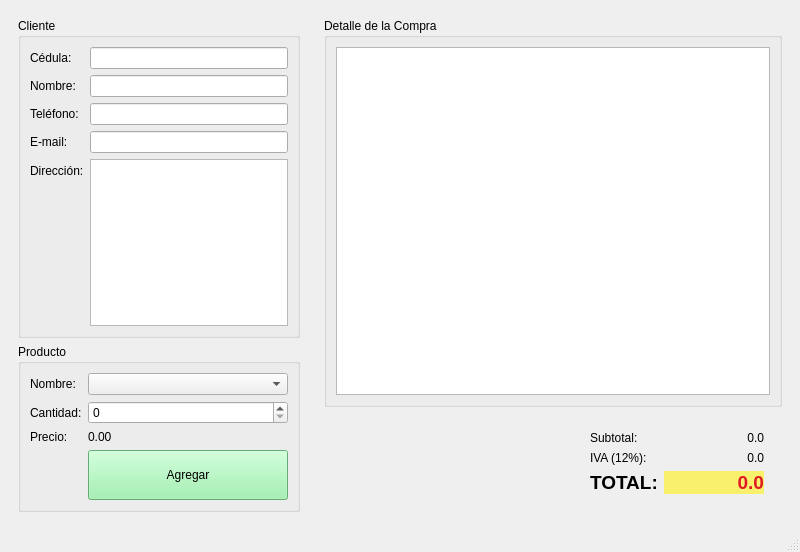
Before: the Qt Designer form tienda.ui in XMoiX22/Qt-Tienda, drawn with Qt 5.
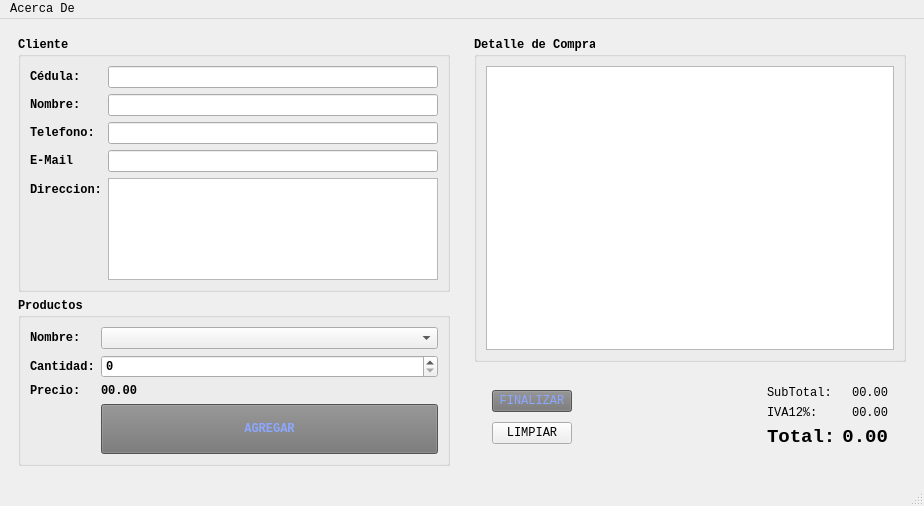
After: the same form once the commit is applied. Icons and pictures are not drawn.

Commit message: Tienda Traducida y correcion grande de errors

The edit to the form file:
```diff
--- a/tienda.ui
+++ b/tienda.ui
@@ -6,85 +6,124 @@
    <rect>
     <x>0</x>
     <y>0</y>
-    <width>800</width>
-    <height>552</height>
+    <width>924</width>
+    <height>506</height>
    </rect>
   </property>
+  <property name="maximumSize">
+   <size>
+    <width>924</width>
+    <height>600</height>
+   </size>
+  </property>
+  <property name="font">
+   <font>
+    <family>Consolas</family>
+   </font>
+  </property>
   <property name="windowTitle">
    <string>Tienda</string>
   </property>
   <widget class="QWidget" name="centralwidget">
-   <layout class="QHBoxLayout" name="horizontalLayout_3">
+   <layout class="QHBoxLayout" name="horizontalLayout">
     <item>
      <widget class="QWidget" name="widget" native="true">
       <property name="minimumSize">
        <size>
-        <width>300</width>
+        <width>450</width>
         <height>0</height>
        </size>
       </property>
       <property name="maximumSize">
        <size>
-        <width>300</width>
+        <width>600</width>
         <height>16777215</height>
        </size>
       </property>
       <layout class="QVBoxLayout" name="verticalLayout">
        <item>
-        <widget class="QGroupBox" name="groupBox">
+        <widget class="QGroupBox" name="groupBox_3">
+         <property name="maximumSize">
+          <size>
+           <width>450</width>
+           <height>450</height>
+          </size>
+         </property>
+         <property name="font">
+          <font>
+           <family>Consolas</family>
+           <bold>true</bold>
+          </font>
+         </property>
          <property name="title">
           <string>Cliente</string>
          </property>
          <layout class="QFormLayout" name="formLayout">
           <item row="0" column="0">
-           <widget class="QLabel" name="label">
+           <widget class="QLabel" name="label_4">
             <property name="text">
              <string>Cédula:</string>
             </property>
            </widget>
           </item>
           <item row="0" column="1">
-           <widget class="QLineEdit" name="inCedula"/>
+           <widget class="QLineEdit" name="inCedula">
+            <property name="inputMask">
+             <string/>
+            </property>
+            <property name="text">
+             <string/>
+            </property>
+            <property name="placeholderText">
+             <string/>
+            </property>
+           </widget>
           </item>
           <item row="2" column="0">
-           <widget class="QLabel" name="label_2">
+           <widget class="QLabel" name="label_5">
             <property name="text">
              <string>Nombre:</string>
             </property>
            </widget>
           </item>
-          <item row="2" column="1">
-           <widget class="QLineEdit" name="inNombre"/>
-          </item>
           <item row="4" column="0">
-           <widget class="QLabel" name="label_3">
+           <widget class="QLabel" name="label_6">
             <property name="text">
-             <string>Teléfono:</string>
+             <string>Telefono:</string>
             </property>
            </widget>
           </item>
-          <item row="4" column="1">
-           <widget class="QLineEdit" name="inTelefono"/>
+          <item row="5" column="0">
+           <widget class="QLabel" name="label_7">
+            <property name="text">
+             <string>E-Mail</string>
+            </property>
+           </widget>
+          </item>
+          <item row="5" column="1">
+           <widget class="QLineEdit" name="inMail"/>
           </item>
           <item row="6" column="0">
-           <widget class="QLabel" name="label_4">
+           <widget class="QLabel" name="label_8">
             <property name="text">
-             <string>E-mail:</string>
+             <string>Direccion:</string>
             </property>
            </widget>
           </item>
+          <item row="2" column="1">
+           <widget class="QLineEdit" name="inNom"/>
+          </item>
+          <item row="4" column="1">
+           <widget class="QLineEdit" name="inTelf"/>
+          </item>
           <item row="6" column="1">
-           <widget class="QLineEdit" name="inEmail"/>
-          </item>
-          <item row="8" column="0">
-           <widget class="QLabel" name="label_5">
-            <property name="text">
-             <string>Dirección:</string>
+           <widget class="QTextEdit" name="inDireccion">
+            <property name="maximumSize">
+             <size>
+              <width>450</width>
+              <height>150</height>
+             </size>
             </property>
-           </widget>
-          </item>
-          <item row="8" column="1">
-           <widget class="QPlainTextEdit" name="inDireccion">
             <property name="lineWidth">
              <number>3</number>
             </property>
@@ -95,45 +134,51 @@
        </item>
        <item>
         <widget class="QGroupBox" name="groupBox_2">
+         <property name="font">
+          <font>
+           <family>Consolas</family>
+           <bold>true</bold>
+          </font>
+         </property>
          <property name="title">
-          <string>Producto</string>
+          <string>Productos</string>
          </property>
          <layout class="QFormLayout" name="formLayout_2">
           <item row="0" column="0">
-           <widget class="QLabel" name="label_6">
+           <widget class="QLabel" name="label">
             <property name="text">
              <string>Nombre:</string>
             </property>
            </widget>
           </item>
           <item row="0" column="1">
-           <widget class="QComboBox" name="inProducto"/>
+           <widget class="QComboBox" name="inNombre"/>
           </item>
-          <item row="2" column="0">
-           <widget class="QLabel" name="label_7">
+          <item row="1" column="0">
+           <widget class="QLabel" name="label_2">
             <property name="text">
              <string>Cantidad:</string>
             </property>
            </widget>
           </item>
-          <item row="2" column="1">
+          <item row="1" column="1">
            <widget class="QSpinBox" name="inCantidad"/>
           </item>
-          <item row="4" column="0">
-           <widget class="QLabel" name="label_8">
+          <item row="2" column="0">
+           <widget class="QLabel" name="label_3">
             <property name="text">
              <string>Precio:</string>
             </property>
            </widget>
           </item>
-          <item row="4" column="1">
+          <item row="2" column="1">
            <widget class="QLabel" name="outPrecio">
             <property name="text">
-             <string>0.00</string>
+             <string>00.00</string>
             </property>
            </widget>
           </item>
-          <item row="7" column="1">
+          <item row="3" column="1">
            <widget class="QPushButton" name="btnAgregar">
             <property name="minimumSize">
              <size>
@@ -142,10 +187,11 @@
              </size>
             </property>
             <property name="styleSheet">
-             <string notr="true">background-color: rgb(143, 240, 164);</string>
+             <string notr="true">background-color: rgb(116, 116, 116);
+color: rgb(140, 167, 255);</string>
             </property>
             <property name="text">
-             <string>Agregar</string>
+             <string>AGREGAR</string>
             </property>
            </widget>
           </item>
@@ -157,13 +203,25 @@
     </item>
     <item>
      <widget class="QWidget" name="widget_2" native="true">
+      <property name="minimumSize">
+       <size>
+        <width>450</width>
+        <height>0</height>
+       </size>
+      </property>
       <layout class="QVBoxLayout" name="verticalLayout_2">
        <item>
-        <widget class="QGroupBox" name="groupBox_3">
+        <widget class="QGroupBox" name="groupBox">
+         <property name="font">
+          <font>
+           <family>Consolas</family>
+           <bold>true</bold>
+          </font>
+         </property>
          <property name="title">
-          <string>Detalle de la Compra</string>
+          <string>Detalle de Compra</string>
          </property>
-         <layout class="QHBoxLayout" name="horizontalLayout_2">
+         <layout class="QVBoxLayout" name="verticalLayout_3">
           <item>
            <widget class="QTableWidget" name="outDetalle"/>
           </item>
@@ -172,7 +230,34 @@
        </item>
        <item>
         <widget class="QWidget" name="widget_3" native="true">
-         <layout class="QHBoxLayout" name="horizontalLayout">
+         <layout class="QHBoxLayout" name="horizontalLayout_2">
+          <item>
+           <widget class="QWidget" name="widget_5" native="true">
+            <layout class="QVBoxLayout" name="verticalLayout_4">
+             <item>
+              <widget class="QPushButton" name="pushButton">
+               <property name="styleSheet">
+                <string notr="true">background-color: rgb(116, 116, 116);
+color: rgb(140, 167, 255);</string>
+               </property>
+               <property name="text">
+                <string>FINALIZAR</string>
+               </property>
+              </widget>
+             </item>
+             <item>
+              <widget class="QPushButton" name="pushButton_2">
+               <property name="styleSheet">
+                <string notr="true">color: rgb(0, 0, 0);</string>
+               </property>
+               <property name="text">
+                <string>LIMPIAR</string>
+               </property>
+              </widget>
+             </item>
+            </layout>
+           </widget>
+          </item>
           <item>
            <spacer name="horizontalSpacer">
             <property name="orientation">
@@ -180,7 +265,7 @@
             </property>
             <property name="sizeHint" stdset="0">
              <size>
-              <width>187</width>
+              <width>424</width>
               <height>20</height>
              </size>
             </property>
@@ -192,20 +277,14 @@
              <item row="0" column="0">
               <widget class="QLabel" name="label_10">
                <property name="text">
-                <string>Subtotal:</string>
+                <string>SubTotal:</string>
                </property>
               </widget>
              </item>
              <item row="0" column="1">
-              <widget class="QLabel" name="outSubtotal">
-               <property name="minimumSize">
-                <size>
-                 <width>100</width>
-                 <height>0</height>
-                </size>
-               </property>
+              <widget class="QLabel" name="outSubtotal_13">
                <property name="text">
-                <string>0.0</string>
+                <string>00.00</string>
                </property>
                <property name="alignment">
                 <set>Qt::AlignRight|Qt::AlignTrailing|Qt::AlignVCenter</set>
@@ -215,23 +294,7 @@
              <item row="1" column="0">
               <widget class="QLabel" name="label_11">
                <property name="text">
-                <string>IVA (12%):</string>
-               </property>
-              </widget>
-             </item>
-             <item row="1" column="1">
-              <widget class="QLabel" name="outIva">
-               <property name="minimumSize">
-                <size>
-                 <width>100</width>
-                 <height>0</height>
-                </size>
-               </property>
-               <property name="text">
-                <string>0.0</string>
-               </property>
-               <property name="alignment">
-                <set>Qt::AlignRight|Qt::AlignTrailing|Qt::AlignVCenter</set>
+                <string>IVA12%:</string>
                </property>
               </widget>
              </item>
@@ -239,37 +302,37 @@
               <widget class="QLabel" name="label_12">
                <property name="font">
                 <font>
+                 <family>Consolas</family>
                  <pointsize>14</pointsize>
-                 <weight>75</weight>
                  <bold>true</bold>
                 </font>
                </property>
                <property name="text">
-                <string>TOTAL:</string>
+                <string>Total:</string>
+               </property>
+              </widget>
+             </item>
+             <item row="1" column="1">
+              <widget class="QLabel" name="outIva">
+               <property name="text">
+                <string>00.00</string>
+               </property>
+               <property name="alignment">
+                <set>Qt::AlignRight|Qt::AlignTrailing|Qt::AlignVCenter</set>
                </property>
               </widget>
              </item>
              <item row="2" column="1">
               <widget class="QLabel" name="outTotal">
-               <property name="minimumSize">
-                <size>
-                 <width>100</width>
-                 <height>0</height>
-                </size>
-               </property>
                <property name="font">
                 <font>
+                 <family>Consolas</family>
                  <pointsize>14</pointsize>
-                 <weight>75</weight>
                  <bold>true</bold>
                 </font>
                </property>
-               <property name="styleSheet">
-                <string notr="true">background-color: rgb(249, 240, 107);
-color: rgb(224, 27, 36);</string>
-               </property>
                <property name="text">
-                <string>0.0</string>
+                <string>0.00</string>
                </property>
                <property name="alignment">
                 <set>Qt::AlignRight|Qt::AlignTrailing|Qt::AlignVCenter</set>
@@ -292,10 +355,17 @@
     <rect>
      <x>0</x>
      <y>0</y>
-     <width>800</width>
+     <width>924</width>
      <height>20</height>
     </rect>
    </property>
+   <widget class="QMenu" name="menuAcerca_De">
+    <property name="title">
+     <string>Acerca De</string>
+    </property>
+    <addaction name="actionAcerca_de_Tienda"/>
+   </widget>
+   <addaction name="menuAcerca_De"/>
   </widget>
   <widget class="QStatusBar" name="statusbar"/>
  </widget>
```
Left out of the diff: 17 changed lines with no effect on the pictures. The commit also changes 14 other files.
